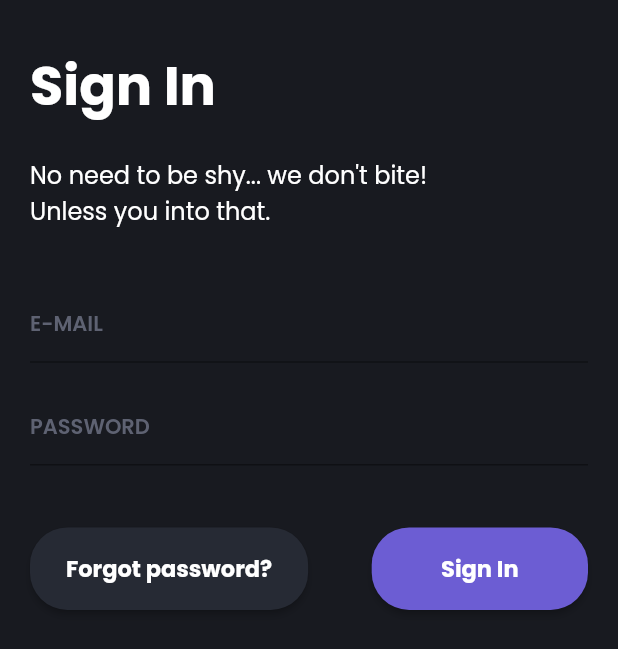
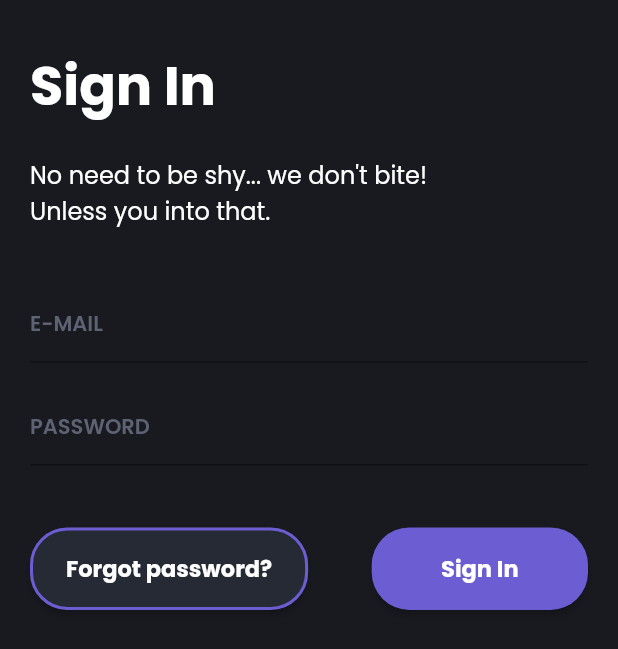
Before and after one commit to DreFlo/lgp-2223-sc1, a Flutter app: the LoginPage widget shown alone on an empty page, opened directly, on a phone screen of 412 x 824 dp. Shown: the top 649 px of the screen. Run offline on Flutter 3.47's test engine with Material 2 defaults, Android fonts, the phone set to English and light mode, and no system bars; our stand-ins replace floor, flutter_svg, get_it, like_button, lottie, rive and 1 more; missing offline and left inert: books_finder, emojis, tmdb_api; accounts and stored records are empty; generated files the repository leaves out were written again; network calls fail.

Commit message:
Add colored border to 'forgot password' btn

```diff
--- a/src/lib/pages/auth/login_page.dart
+++ b/src/lib/pages/auth/login_page.dart
@@ -110,8 +110,9 @@ class _LoginPageState extends State<LoginPage> {
                           Size(MediaQuery.of(context).size.width * 0.45, 55),
                       backgroundColor: grayButton,
                       shape: RoundedRectangleBorder(
-                        borderRadius: BorderRadius.circular(25.0),
-                      ),
+                          borderRadius: BorderRadius.circular(25.0),
+                          side: const BorderSide(
+                              color: primaryColor, width: 2.0)),
                     ),
                     child: Text("Forgot password?",
                         style: Theme.of(context).textTheme.headlineSmall),
```
